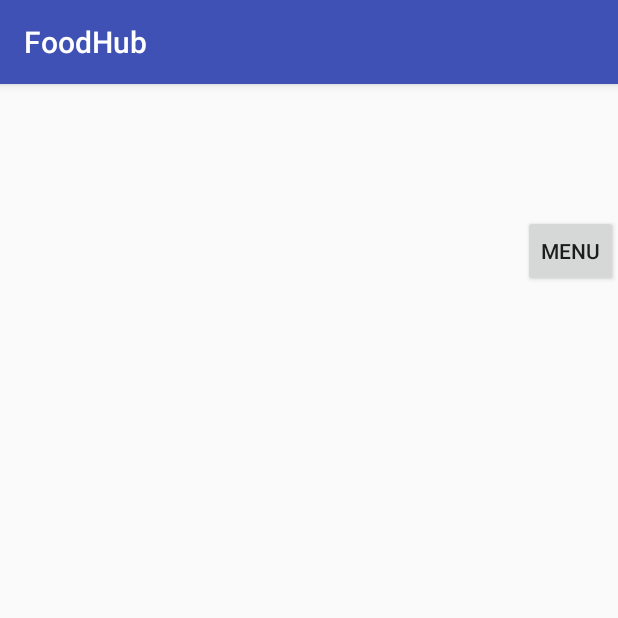
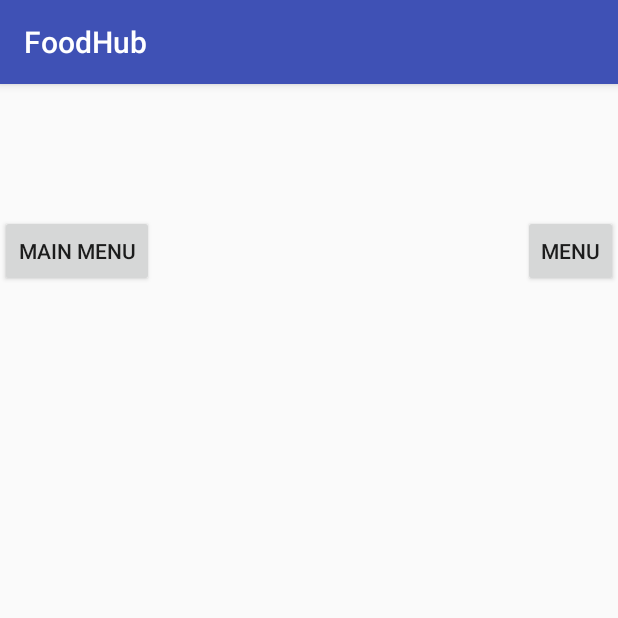
Before and after one commit to mDinon/FoodHub, an Android app: the fragment AboutFragment shown on its own in the app's theme, after a tap on "MENU", on a phone screen of 412 x 824 dp, the top half of it. Run offline under Robolectric (Android 15) with nearby library versions, the phone set to English and light mode, and no system bars; 2 statements that could not run were skipped.

Commit message:
Spojene aktivnosti

```diff
--- a/app/src/main/AndroidManifest.xml
+++ b/app/src/main/AndroidManifest.xml
@@ -8,6 +8,8 @@
         android:label="@string/app_name"
         android:supportsRtl="true"
         android:theme="@style/AppTheme">
+
+        <activity android:name="hr.mc2.foodhub.MenuActivity" />
 
         <activity
             android:name=".SplashScreen"
--- a/app/src/main/java/hr/mc2/foodhub/AboutFragment.java
+++ b/app/src/main/java/hr/mc2/foodhub/AboutFragment.java
@@ -3,6 +3,7 @@ package hr.mc2.foodhub;
 import android.app.Activity;
 import android.app.Fragment;
 import android.app.FragmentTransaction;
+import android.content.Intent;
 import android.os.Bundle;
 import android.view.LayoutInflater;
 import android.view.View;
@@ -11,11 +12,12 @@ import android.widget.Button;
 import android.widget.ImageView;
 import android.widget.TextView;
 
-public class AboutFragment extends Fragment implements View.OnClickListener {
+public class AboutFragment extends Fragment {
 
     Button myButton;
+    Button toMainMenu;
 
-    @Override
+   /* @Override
     public void onClick(View v) {
         Fragment foodFragment = new FoodFragment();
         FragmentTransaction transaction = getFragmentManager().beginTransaction();
@@ -23,7 +25,7 @@ public class AboutFragment extends Fragment implements View.OnClickListener {
         //transaction.setTransition(FragmentTransaction.TRANSIT_FRAGMENT_FADE);
         transaction.addToBackStack(null);
         transaction.commit();
-    }
+    }*/
 
     @Override
     public void onAttach(Activity context) {
@@ -35,8 +37,26 @@ public class AboutFragment extends Fragment implements View.OnClickListener {
         View myInflatedView = inflater.inflate(R.layout.fragment_about, container,false);
         ImageView logo = (ImageView) myInflatedView.findViewById(R.id.view_logo);
         TextView text = (TextView) myInflatedView.findViewById(R.id.textView);
+
+        toMainMenu = (Button) myInflatedView.findViewById(R.id.toMainMenu);
+        toMainMenu.setOnClickListener(new View.OnClickListener(){
+            public void onClick(View v){
+                Intent intent = new Intent(getActivity(),MainActivity.class);
+                startActivity(intent);
+            }
+        });
+
         myButton = (Button) myInflatedView.findViewById(R.id.butt);
-        myButton.setOnClickListener(this);
+        myButton.setOnClickListener(new View.OnClickListener(){
+            public void onClick(View v){
+                Fragment foodFragment = new FoodFragment();
+                FragmentTransaction transaction = getFragmentManager().beginTransaction();
+                transaction.replace(R.id.fragment_container, foodFragment);
+                //transaction.setTransition(FragmentTransaction.TRANSIT_FRAGMENT_FADE);
+                transaction.addToBackStack(null);
+                transaction.commit();
+            }
+        });
 
         String name_restaurant = getArguments().getString("name");
         int logo_restaurant = getArguments().getInt("logo");
--- a/app/src/main/java/hr/mc2/foodhub/MainActivity.java
+++ b/app/src/main/java/hr/mc2/foodhub/MainActivity.java
@@ -2,6 +2,7 @@ package hr.mc2.foodhub;
 
 import android.app.Activity;
 import android.content.DialogInterface;
+import android.content.Intent;
 import android.os.Bundle;
 import android.support.v7.app.ActionBarActivity;
 import android.support.v7.app.AppCompatActivity;
@@ -9,6 +10,7 @@ import android.view.Menu;
 import android.view.MenuInflater;
 import android.view.MenuItem;
 import android.view.View;
+import android.widget.AdapterView;
 import android.widget.ArrayAdapter;
 import android.widget.Button;
 import android.widget.ListView;
@@ -19,8 +21,9 @@ import java.util.ArrayList;
 import java.util.Arrays;
 import java.util.Collections;
 import java.util.Comparator;
+import android.widget.AdapterView.OnItemClickListener;
 
-public class MainActivity extends AppCompatActivity {
+public class MainActivity extends AppCompatActivity implements OnItemClickListener {
 
     public ArrayList<ItemListPodaci> Restorani = new ArrayList<>();
 
@@ -29,6 +32,12 @@ public class MainActivity extends AppCompatActivity {
     ItemListPodaci objekt3 = new ItemListPodaci("C_Ime objekta 3", "Vrsta objekta 3", 25, R.drawable.logo);
     ItemListPodaci objekt4 = new ItemListPodaci("AAIme objekta 4", "Vrsta objekta 4", 100, R.drawable.logo);
     ItemListPodaci objekt5 = new ItemListPodaci("BBIme objekta 5", "Vrsta objekta 5", 50, R.drawable.logo);
+
+    @Override
+    public void onItemClick(AdapterView<?> parent, View view, int position, long id) {
+        Intent intent = new Intent(getApplicationContext(),MenuActivity.class);
+        startActivity(intent);
+    }
 
     @Override
     protected void onCreate(Bundle savedInstanceState) {
@@ -57,6 +66,7 @@ public class MainActivity extends AppCompatActivity {
         ItemListAdapter adapter = new ItemListAdapter(this,Restorani);
         // Postavljanje adaptera u listview
         ListView listView = (ListView) findViewById(R.id.listView2);
+        listView.setOnItemClickListener(this);
         listView.setAdapter(adapter);
     }
 
--- a/app/src/main/res/layout/fragment_about.xml
+++ b/app/src/main/res/layout/fragment_about.xml
@@ -35,4 +35,13 @@
         android:layout_alignParentRight="true"
         android:layout_alignParentEnd="true"
         android:layout_marginTop="68dp" />
+
+    <Button
+        android:layout_width="wrap_content"
+        android:layout_height="wrap_content"
+        android:text="Main Menu"
+        android:id="@+id/toMainMenu"
+        android:layout_alignTop="@+id/butt"
+        android:layout_alignParentLeft="true"
+        android:layout_alignParentStart="true" />
 </RelativeLayout>
```
